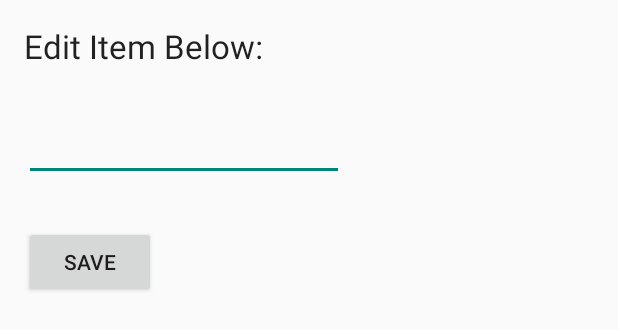
After one commit to aphexcx/android-todoapp, an Android app: the layout fragment_edit_item.xml on its own in the app's theme, with its tools: preview values and no code run, on a phone screen of 412 x 824 dp. The commit adds this screen. Shown: the top 330 px of the screen. Run offline under Robolectric (Android 15) with nearby library versions, the phone set to English and light mode, and no system bars.

Commit message:
Completed Edit Item support.

```diff
--- a/app/src/main/AndroidManifest.xml
+++ b/app/src/main/AndroidManifest.xml
@@ -8,7 +8,7 @@
         android:label="@string/app_name"
         android:theme="@style/AppTheme" >
         <activity
-            android:name=".TodoActivity"
+            android:name="com.example.todoapp.app.TodoActivity"
             android:label="@string/app_name" >
             <intent-filter>
                 <action android:name="android.intent.action.MAIN" />
@@ -16,6 +16,10 @@
                 <category android:name="android.intent.category.LAUNCHER" />
             </intent-filter>
         </activity>
+        <activity
+            android:name="com.example.todoapp.app.EditItemActivity"
+            android:label="@string/title_activity_edit_item" >
+        </activity>
     </application>
 
 </manifest>
--- /dev/null
+++ b/app/src/main/res/layout/fragment_edit_item.xml
@@ -0,0 +1,42 @@
+<RelativeLayout xmlns:android="http://schemas.android.com/apk/res/android"
+    xmlns:tools="http://schemas.android.com/tools"
+    android:layout_width="match_parent"
+    android:layout_height="match_parent"
+    android:paddingLeft="@dimen/activity_horizontal_margin"
+    android:paddingRight="@dimen/activity_horizontal_margin"
+    android:paddingTop="@dimen/activity_vertical_margin"
+    android:paddingBottom="@dimen/activity_vertical_margin"
+    tools:context="com.example.todoapp.app.EditItemActivity$PlaceholderFragment">
+
+    <EditText
+        android:layout_width="wrap_content"
+        android:layout_height="wrap_content"
+        android:inputType="textMultiLine"
+        android:ems="10"
+        android:id="@+id/etEditItem"
+        android:layout_below="@+id/tvEditItemHeader"
+        android:layout_alignParentLeft="true"
+        android:layout_alignParentStart="true"
+        android:layout_marginTop="30dp" />
+
+    <TextView
+        android:layout_width="wrap_content"
+        android:layout_height="wrap_content"
+        android:textAppearance="?android:attr/textAppearanceLarge"
+        android:text="@string/edit_item_header"
+        android:id="@+id/tvEditItemHeader"
+        android:layout_alignParentTop="true"
+        android:layout_alignParentLeft="true"
+        android:layout_alignParentStart="true" />
+
+    <Button
+        android:layout_width="wrap_content"
+        android:layout_height="wrap_content"
+        android:text="@string/save_edit_button_label"
+        android:id="@+id/btnSaveEdit"
+        android:layout_below="@+id/etEditItem"
+        android:layout_alignParentLeft="true"
+        android:layout_alignParentStart="true"
+        android:layout_marginTop="30dp"
+        android:onClick="onSaveEdit" />
+</RelativeLayout>
--- a/app/src/main/res/values/strings.xml
+++ b/app/src/main/res/values/strings.xml
@@ -3,6 +3,9 @@
 
     <string name="app_name">Todo App</string>
     <string name="hello_world">Hello world!</string>
-    <string name="action_settings">Settings</string><string name="add_hint">Add new item</string><string name="add_button_label">Add</string>
+    <string name="action_settings">Settings</string>
+    <string name="add_hint">Add new item</string>
+    <string name="add_button_label">Add</string>
+    <string name="title_activity_edit_item">EditItemActivity</string><string name="edit_item_header">Edit Item Below:</string><string name="save_edit_button_label">Save</string>
 
 </resources>
```
Also changed, not shown: app/src/main/java/com/example/todoapp/app/EditItemActivity.java (added, +82 -0 lines), app/src/main/java/com/example/todoapp/app/TodoActivity.java (+38 -4 lines), app/src/main/res/layout/activity_edit_item.xml (added, +7 -0 lines), app/src/main/res/menu/edit_item.xml (added, +10 -0 lines).
